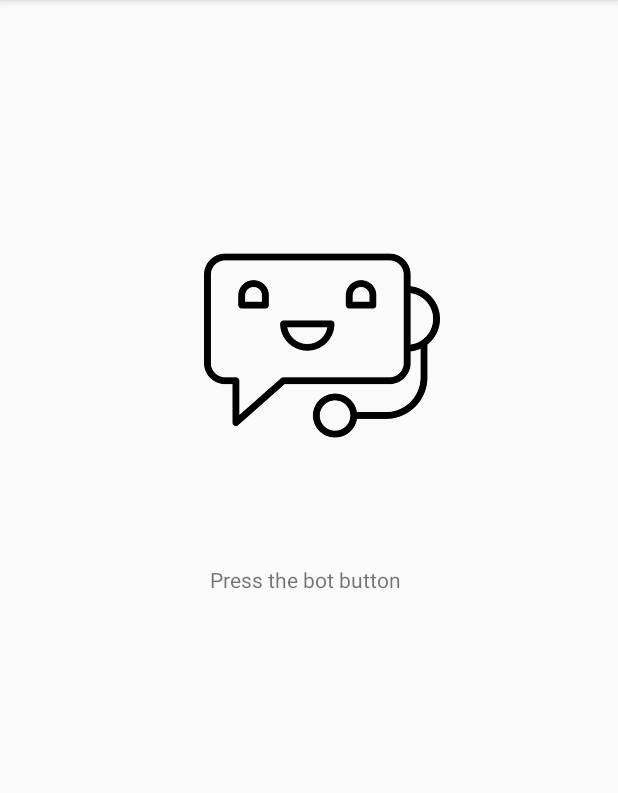
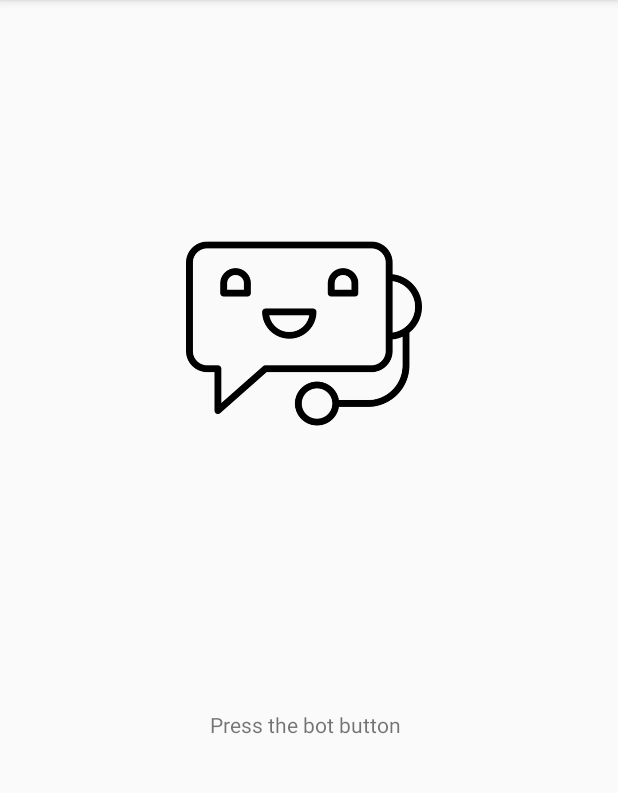
Before and after one commit to somilsingla/ChatGenie, an Android app: the screen it shows after launch (MainActivity), on a phone screen of 412 x 824 dp, the part 84-877 px from its top. Run offline under Robolectric (Android 15) with nearby library versions, the phone set to English and light mode, and no system bars.

Commit message:
Commit 25/06/2020

```diff
--- a/app/src/main/java/com/example/chatgenie/Adapters/MessageListAdapter.java
+++ b/app/src/main/java/com/example/chatgenie/Adapters/MessageListAdapter.java
@@ -16,6 +16,8 @@ import com.example.chatgenie.R;
 
 import java.util.List;
 
+// Adapter for the message list
+
 public class MessageListAdapter extends RecyclerView.Adapter {
     private static final int VIEW_TYPE_MESSAGE_SENT = 1;
     private static final int VIEW_TYPE_MESSAGE_RECEIVED = 2;
@@ -30,12 +32,14 @@ public class MessageListAdapter extends RecyclerView.Adapter {
     }
 
 
+    // Gets the no. of items in the arraylist
 
     @Override
     public int getItemCount() {
         return chatlist.size();
     }
 
+    // Returns the type of item i.e. sent or received
     public int getItemViewType (int position) {
         Chat chat = (Chat) chatlist.get(position);
         if ((chat.getSender()).equals("user")) {
@@ -46,6 +50,7 @@ public class MessageListAdapter extends RecyclerView.Adapter {
         }
     }
 
+    // Inflates the view with the type of message
     public RecyclerView.ViewHolder onCreateViewHolder(ViewGroup parent, int viewtype) {
         View view;
 
@@ -60,6 +65,7 @@ public class MessageListAdapter extends RecyclerView.Adapter {
         return null;
     }
 
+    // Binds the view with the message
     @Override
     public void onBindViewHolder(@NonNull RecyclerView.ViewHolder holder, int position) {
         Chat chat = (Chat) chatlist.get(position);
--- a/app/src/main/java/com/example/chatgenie/Holder/ReceivedMessageHolder.java
+++ b/app/src/main/java/com/example/chatgenie/Holder/ReceivedMessageHolder.java
@@ -10,6 +10,8 @@ import com.example.chatgenie.Model.Chat;
 import com.example.chatgenie.R;
 
 import java.util.List;
+
+// Holder for the messages sent by the bot
 
 public class ReceivedMessageHolder extends RecyclerView.ViewHolder {
 
--- a/app/src/main/java/com/example/chatgenie/Holder/SentMessageHolder.java
+++ b/app/src/main/java/com/example/chatgenie/Holder/SentMessageHolder.java
@@ -7,6 +7,8 @@ import androidx.recyclerview.widget.RecyclerView;
 
 import com.example.chatgenie.Model.Chat;
 import com.example.chatgenie.R;
+
+// Holder for the messages sent by the user
 
 public class SentMessageHolder extends RecyclerView.ViewHolder {
 
--- a/app/src/main/java/com/example/chatgenie/Model/Chat.java
+++ b/app/src/main/java/com/example/chatgenie/Model/Chat.java
@@ -1,4 +1,6 @@
 package com.example.chatgenie.Model;
+
+// Model class for the chat item, which contains the message and the sender details
 
 public class Chat {
 
--- a/app/src/main/java/com/example/chatgenie/messagelist.java
+++ b/app/src/main/java/com/example/chatgenie/messagelist.java
@@ -54,7 +54,7 @@ public class messagelist extends AppCompatActivity {
 
         // Hard coded greeting by the chat-bot is displayed in the view
 
-        chat.setMessage("Hello! How may I help you?");
+        chat.setMessage("Hello! How may I help you? Type help for more information");
         chat.setSender("bot");
         chatList.add(chat);
 
--- a/app/src/main/res/layout/activity_main.xml
+++ b/app/src/main/res/layout/activity_main.xml
@@ -11,8 +11,8 @@
         android:id="@+id/botButton"
         android:layout_width="157dp"
         android:layout_height="156dp"
-        android:layout_marginStart="136dp"
-        android:layout_marginTop="152dp"
+        android:layout_marginStart="124dp"
+        android:layout_marginTop="144dp"
         android:background="@drawable/bot"
         app:layout_constraintStart_toStartOf="parent"
         app:layout_constraintTop_toTopOf="parent" />
@@ -22,9 +22,12 @@
         android:layout_width="wrap_content"
         android:layout_height="wrap_content"
         android:layout_marginStart="140dp"
-        android:layout_marginBottom="372dp"
+        android:layout_marginTop="32dp"
+        android:layout_marginBottom="275dp"
         android:text="Press the bot button"
         app:layout_constraintBottom_toBottomOf="parent"
-        app:layout_constraintStart_toStartOf="parent" />
+        app:layout_constraintStart_toStartOf="parent"
+        app:layout_constraintTop_toBottomOf="@+id/botButton"
+        app:layout_constraintVertical_bias="1.0" />
 
 </androidx.constraintlayout.widget.ConstraintLayout>
```
